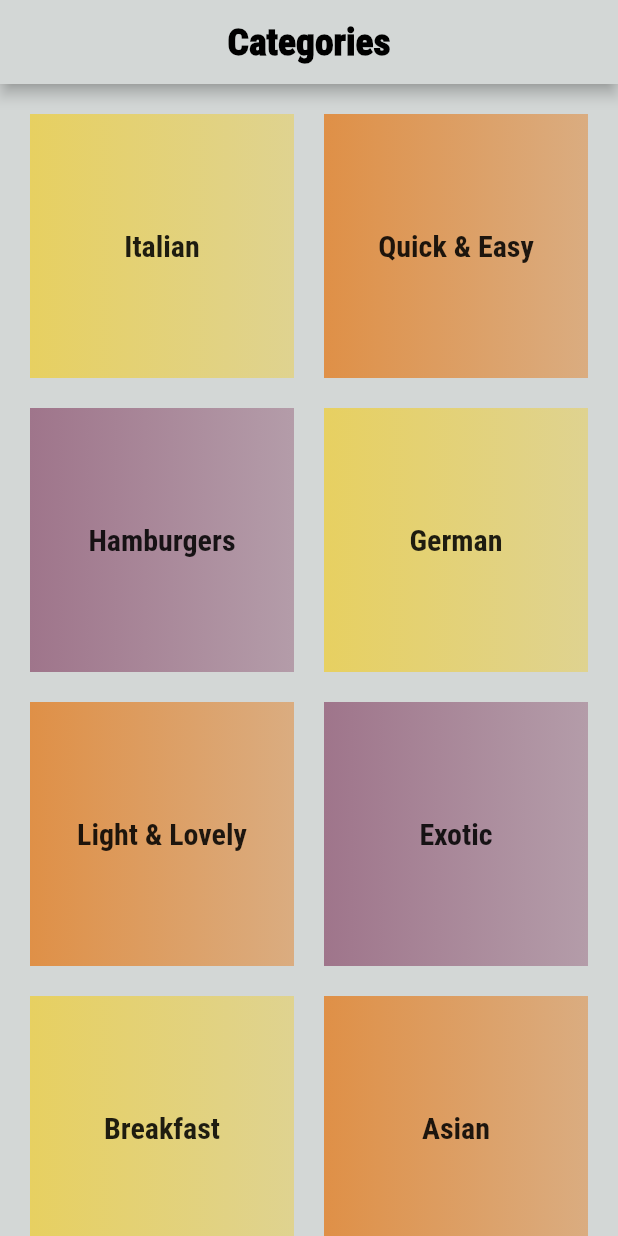
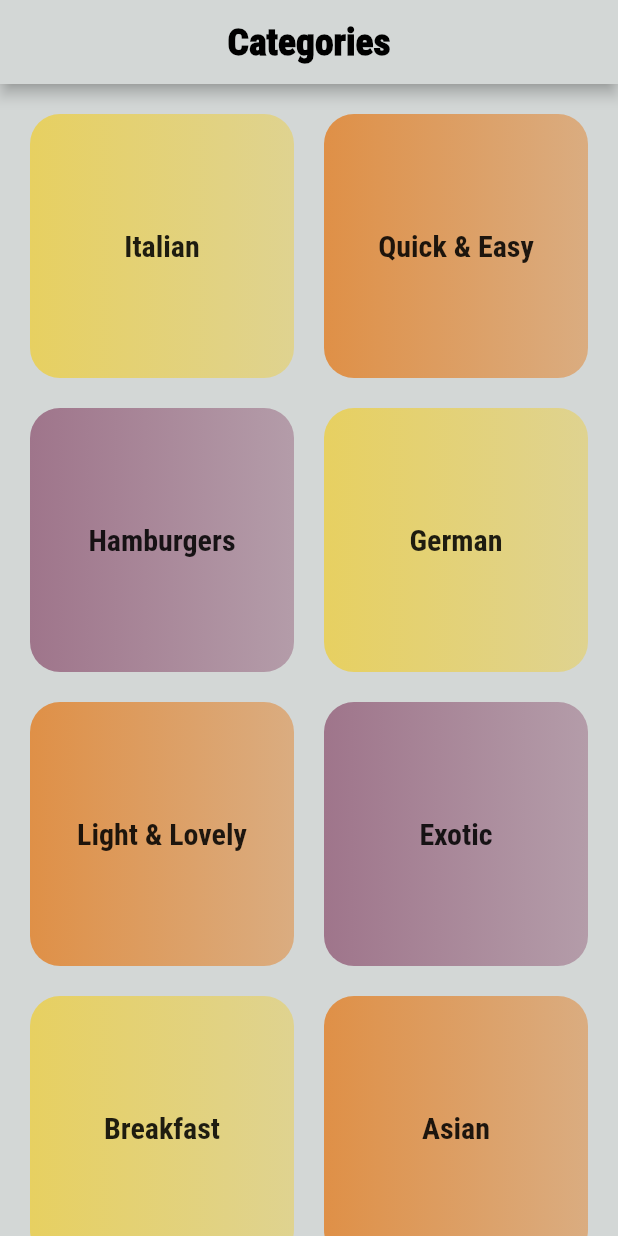
Before and after one commit to budda24/Meals-Sets-franek-, a Flutter app: the screen it shows after launch, on a phone screen of 412 x 824 dp. Run offline on Flutter 3.47's test engine with Material 2 defaults, Android fonts, the phone set to English and light mode, and no system bars.

```diff
--- a/lib/categories_item.dart
+++ b/lib/categories_item.dart
@@ -0,0 +1,56 @@
+import 'package:flutter/material.dart';
+
+import 'consts/const.dart';
+
+class CategoryItem extends StatelessWidget {
+  const CategoryItem(
+      {Key? key, required this.color, required this.title, required this.id})
+      : super(key: key);
+
+  final Color color;
+  final String title;
+  final String id;
+
+  void selectCategory(BuildContext context) {
+    Navigator.pushNamed(
+      context,
+      '/categories-meals',
+      arguments: {
+        'title': title,
+        'id': id,
+      },
+    );
+  }
+
+  @override
+  Widget build(BuildContext context) {
+    return InkWell(
+      onTap: () => selectCategory(context),
+      borderRadius: const BorderRadius.all(
+        Radius.circular(20),
+      ),
+      child: Container(
+        decoration: kBoxLinearGradient.copyWith(
+          borderRadius: const BorderRadius.all(
+            Radius.circular(20),
+          ),
+          gradient: LinearGradient(
+            colors: [
+              color,
+              color.withOpacity(0.6),
+            ],
+          ),
+        ),
+        width: 200,
+        height: 200,
+        child: Center(
+          child: Text(
+            title,
+            textAlign: TextAlign.center,
+            style: kTextSubTitle,
+          ),
+        ),
+      ),
+    );
+  }
+}
--- a/lib/categories_screen.dart
+++ b/lib/categories_screen.dart
@@ -2,15 +2,14 @@ import 'package:dishes_sets_franek/consts/const.dart';
 import 'package:flutter/cupertino.dart';
 import 'package:flutter/material.dart';
 
+import 'categories_item.dart';
 import 'dummy_data.dart';
 
 class Categories extends StatelessWidget {
   const Categories({Key? key}) : super(key: key);
 
   @override
-
   Widget build(BuildContext context) {
-
     return Scaffold(
       backgroundColor: kMainColor,
       appBar: AppBar(
@@ -22,32 +21,19 @@ class Categories extends StatelessWidget {
           ),
         ),
       ),
-      body: GridView.builder(
+      body: GridView(
         padding: const EdgeInsets.all(20),
         gridDelegate: const SliverGridDelegateWithMaxCrossAxisExtent(
             maxCrossAxisExtent: 200,
             mainAxisSpacing: 20,
             crossAxisSpacing: 20,
             childAspectRatio: 3 / 3),
-          itemCount: DUMMY_CATEGORIES.length,
-          itemBuilder: (context, index) {
-            return Container(
-              decoration: kBoxLinearGradient.copyWith(
-                  gradient: LinearGradient(colors: [
-                DUMMY_CATEGORIES[index].color,
-                DUMMY_CATEGORIES[index].color.withOpacity(0.6),
-              ])),
-              width: 200,
-              height: 200,
-              child: Center(
-                child: Text(
-                  DUMMY_CATEGORIES[index].title,
-                  textAlign: TextAlign.center,
-                  style: kTextSubTitle,
+        children: [
+          ...DUMMY_CATEGORIES.map((e) {
+            return CategoryItem(color: e.color, title: e.title, id: e.id);
+          }).toList(),
+        ],
       ),
-              ),
-            );
-          }),
     );
   }
 }
--- a/lib/main.dart
+++ b/lib/main.dart
@@ -1,4 +1,6 @@
+
 import 'package:dishes_sets_franek/categories_screen.dart';
+import 'package:dishes_sets_franek/category_meals_screen.dart';
 import 'package:dishes_sets_franek/consts/const.dart';
 import 'package:flutter/material.dart';
 
@@ -12,11 +14,14 @@ class MyApp extends StatelessWidget {
   // This widget is the root of your application.
   @override
   Widget build(BuildContext context) {
-    return const MaterialApp(
+    return  MaterialApp(
       debugShowCheckedModeBanner: false,
-      title:'Dishes Set Franek',
+      title: 'Dishes Set Franek',
       color: kMainColor,
-      home:  Categories(),
+      routes: {
+        '/':(ctx)=> const Categories(),
+        '/categories-meals': (ctx) =>  CategoryMealSreen(),
+      },
     );
   }
 }
```
Also changed, not shown: lib/category_meals_screen.dart (+36 -0 lines). Lines whose indentation alone changed are shown as unchanged.
